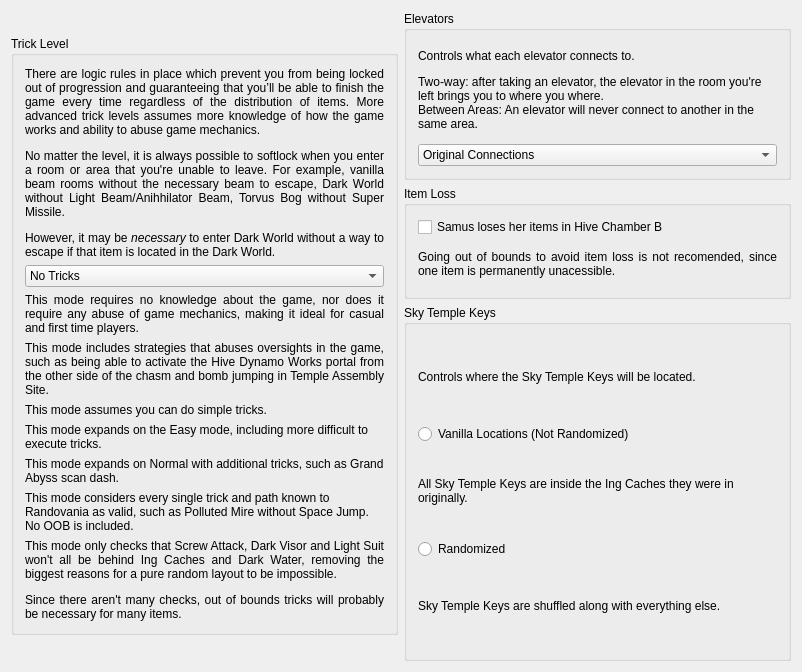
Above: randovania/gui/logic_settings_window.ui from randovania/randovania before the change. Below: the same form after it.
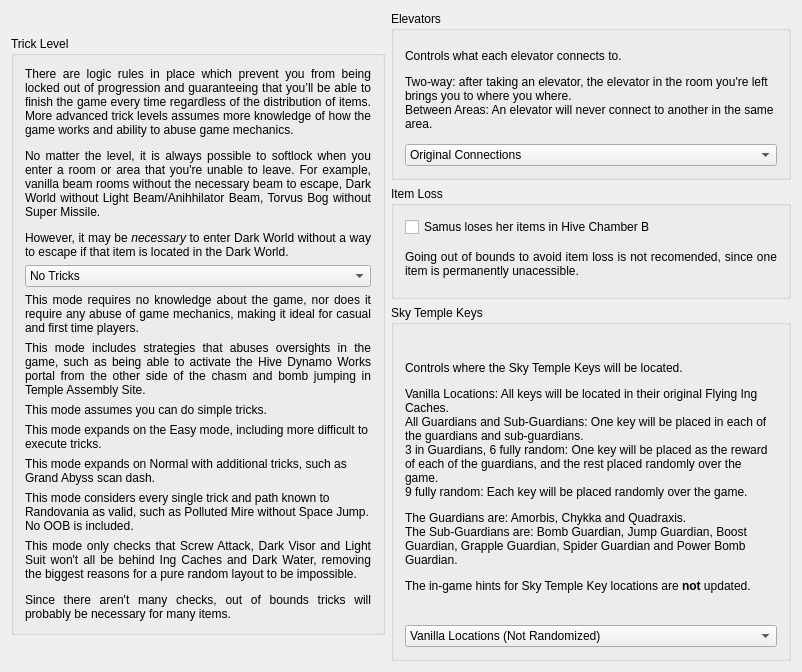
That is the form after the change.

Commit message: Create LayoutSkyTempleKeyMode

Patch:
```diff
--- a/randovania/gui/logic_settings_window.ui
+++ b/randovania/gui/logic_settings_window.ui
@@ -277,7 +277,7 @@
          <item>
           <widget class="QLabel" name="skytemple_description">
            <property name="text">
-            <string>&lt;html&gt;&lt;head/&gt;&lt;body&gt;&lt;p&gt;Controls where the Sky Temple Keys will be located.&lt;/p&gt;&lt;/body&gt;&lt;/html&gt;</string>
+            <string>&lt;html&gt;&lt;head/&gt;&lt;body&gt;&lt;p&gt;Controls where the Sky Temple Keys will be located.&lt;/p&gt;&lt;p&gt;Vanilla Locations: All keys will be located in their original Flying Ing Caches.&lt;br/&gt;All Guardians and Sub-Guardians: One key will be placed in each of the guardians and sub-guardians.&lt;br/&gt;3 in Guardians, 6 fully random: One key will be placed as the reward of each of the guardians, and the rest placed randomly over the game.&lt;br/&gt;9 fully random: Each key will be placed randomly over the game.&lt;/p&gt;&lt;p&gt;The Guardians are: Amorbis, Chykka and Quadraxis.&lt;br/&gt;The Sub-Guardians are: Bomb Guardian, Jump Guardian, Boost Guardian, Grapple Guardian, Spider Guardian and Power Bomb Guardian.&lt;/p&gt;&lt;p&gt;The in-game hints for Sky Temple Key locations are &lt;span style=&quot; font-weight:600;&quot;&gt;not&lt;/span&gt; updated.&lt;/p&gt;&lt;/body&gt;&lt;/html&gt;</string>
            </property>
            <property name="wordWrap">
             <bool>true</bool>
@@ -285,37 +285,27 @@
           </widget>
          </item>
          <item>
-          <widget class="QRadioButton" name="skytemple_vanilla_radio">
+          <widget class="QComboBox" name="skytemple_combo">
+           <item>
            <property name="text">
             <string>Vanilla Locations (Not Randomized)</string>
            </property>
-          </widget>
          </item>
          <item>
-          <widget class="QLabel" name="skytemple_vanilla_label">
            <property name="text">
-            <string>&lt;html&gt;&lt;head/&gt;&lt;body&gt;&lt;p&gt;All Sky Temple Keys are inside the Ing Caches they were in originally.&lt;/p&gt;&lt;/body&gt;&lt;/html&gt;</string>
-           </property>
-           <property name="wordWrap">
-            <bool>true</bool>
-           </property>
-          </widget>
+             <string>All Guardians and Sub-Guardians</string>
+            </property>
          </item>
          <item>
-          <widget class="QRadioButton" name="skytemple_randomized_radio">
            <property name="text">
-            <string>Randomized</string>
-           </property>
-          </widget>
+             <string>3 in Guardians, 6 fully random</string>
+            </property>
          </item>
          <item>
-          <widget class="QLabel" name="skytemple_randomized_label">
            <property name="text">
-            <string>&lt;html&gt;&lt;head/&gt;&lt;body&gt;&lt;p&gt;Sky Temple Keys are shuffled along with everything else.&lt;/p&gt;&lt;/body&gt;&lt;/html&gt;</string>
-           </property>
-           <property name="wordWrap">
-            <bool>true</bool>
-           </property>
+             <string>9 fully random</string>
+            </property>
+           </item>
           </widget>
          </item>
         </layout>
```
Lines whose indentation alone changed are shown as unchanged. The commit also changes 4 other files.
